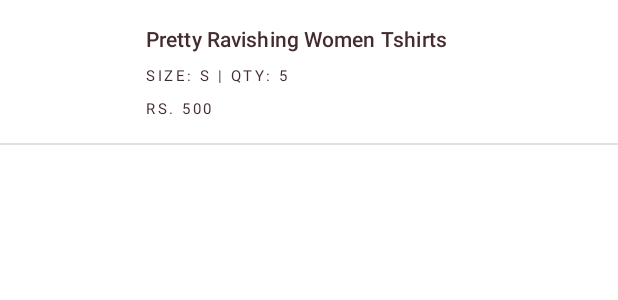
After one commit to zaidyahya/NewApp, an Android app: the layout item_order_item.xml on its own in the app's theme, with its tools: preview values and no code run, on a phone screen of 412 x 824 dp. The commit adds this screen. Shown: the top 300 px of the screen. Run offline under Robolectric (Android 15) with nearby library versions, the phone set to English and light mode, and no system bars.

Commit message:
Order included. MyOrders + OrderDetails.

```diff
--- a/app/src/main/java/com/example/theapp/ui/checkout/ordersummary/fragment/OrderSummaryFragment.kt
+++ b/app/src/main/java/com/example/theapp/ui/checkout/ordersummary/fragment/OrderSummaryFragment.kt
@@ -26,7 +26,7 @@ import com.example.theapp.ui.checkout.shoppingcart.viewmodel.ShoppingCartViewMod
 class OrderSummaryFragment : Fragment(R.layout.fragment_order_summary), ShoppingCartItemNewAdapter.OnItemClickListener,
 ModifyProductBottomDialog.OnItemClickListener, ModifyCashToCollectDialog.OnItemClickListener {
 
-    private val viewModel: ShoppingCartViewModel by activityViewModels()
+    private val viewModel: ShoppingCartViewModel by activityViewModels() // Because it's activityViewModels, @AndroidEntryPoint injection not needed i.e. it doesn't crash, not theoretically
 
     private var _binding: FragmentOrderSummaryBinding? = null
     private val binding get() = _binding!!
--- a/app/src/main/java/com/example/theapp/ui/checkout/pickaddress/fragment/PickAddressFragment.kt
+++ b/app/src/main/java/com/example/theapp/ui/checkout/pickaddress/fragment/PickAddressFragment.kt
@@ -7,6 +7,7 @@ import android.view.MenuInflater
 import android.view.View
 import androidx.fragment.app.Fragment
 import androidx.fragment.app.activityViewModels
+import androidx.fragment.app.viewModels
 import androidx.navigation.fragment.findNavController
 import com.example.theapp.R
 import com.example.theapp.databinding.FragmentPickAddressBinding
@@ -22,7 +23,7 @@ import dagger.hilt.android.AndroidEntryPoint
 class PickAddressFragment : Fragment(R.layout.fragment_pick_address), AddressItemAdapterNew.OnItemClickListener {
 
     private val cartViewModel: ShoppingCartViewModel by activityViewModels()
-    private val viewModel: PickAddressViewModel by activityViewModels()
+    private val viewModel: PickAddressViewModel by viewModels()
 
     private var _binding: FragmentPickAddressBinding? = null
     private val binding get() = _binding!!
--- a/app/src/main/java/com/example/theapp/ui/checkout/shoppingcart/viewmodel/ShoppingCartViewModel.kt
+++ b/app/src/main/java/com/example/theapp/ui/checkout/shoppingcart/viewmodel/ShoppingCartViewModel.kt
@@ -16,7 +16,7 @@ class ShoppingCartViewModel @Inject constructor(
 
 
     var order: LiveData<Order> = orderRepository.getOrder()
-    val shoppingCart: MutableLiveData<ShoppingCart> = shoppingCartRepository.getShoppingCart().asLiveData() as MutableLiveData<ShoppingCart>
+    val shoppingCart: LiveData<ShoppingCart> = shoppingCartRepository.getShoppingCart().asLiveData()
 
     lateinit var selectedCartItem: ShoppingCartItemWithDetails
     val selectedCartItemProductVariants = MutableLiveData<List<ProductVariant>>()
--- a/app/src/main/res/layout/fragment_my_orders.xml
+++ b/app/src/main/res/layout/fragment_my_orders.xml
@@ -102,7 +102,7 @@
                 app:layout_constraintTop_toBottomOf="@id/mo_divider_horizontal_0"
                 app:layout_constraintStart_toStartOf="parent"
                 app:layout_constraintEnd_toEndOf="parent"
-                tools:listitem="@layout/item_order"
+                tools:listitem="@layout/item_order_summarized"
                 tools:itemCount="3" />
 
         </androidx.constraintlayout.widget.ConstraintLayout>
--- /dev/null
+++ b/app/src/main/res/layout/item_order_item.xml
@@ -0,0 +1,106 @@
+<?xml version="1.0" encoding="utf-8"?>
+<androidx.constraintlayout.widget.ConstraintLayout xmlns:android="http://schemas.android.com/apk/res/android"
+    xmlns:app="http://schemas.android.com/apk/res-auto"
+    xmlns:tools="http://schemas.android.com/tools"
+    android:layout_width="match_parent"
+    android:layout_height="wrap_content">
+
+    <androidx.constraintlayout.widget.Guideline
+        android:id="@+id/guideline_top"
+        android:layout_width="wrap_content"
+        android:layout_height="wrap_content"
+        android:orientation="horizontal"
+        app:layout_constraintGuide_begin="16dp" />
+
+    <androidx.constraintlayout.widget.Guideline
+        android:id="@+id/guideline_left"
+        android:layout_width="wrap_content"
+        android:layout_height="wrap_content"
+        android:orientation="vertical"
+        app:layout_constraintGuide_begin="16dp" />
+
+    <androidx.constraintlayout.widget.Guideline
+        android:id="@+id/guideline_right"
+        android:layout_width="wrap_content"
+        android:layout_height="wrap_content"
+        android:orientation="vertical"
+        app:layout_constraintGuide_end="16dp" />
+
+
+    <ImageView
+        android:id="@+id/image_view_product"
+        android:layout_width="0dp"
+        android:layout_height="65dp"
+        app:layout_constraintDimensionRatio="w,1:1"
+        app:layout_constraintTop_toTopOf="@id/guideline_top"
+        app:layout_constraintEnd_toStartOf="@id/text_view_name"
+        app:layout_constraintStart_toStartOf="@id/guideline_left"
+        android:layout_marginTop="@dimen/margin_extra_small" />
+
+    <TextView
+        android:id="@+id/text_view_name"
+        android:layout_width="0dp"
+        android:layout_height="wrap_content"
+        android:text="Pretty Ravishing Women Tshirts"
+        app:layout_constraintTop_toTopOf="@id/guideline_top"
+        app:layout_constraintStart_toEndOf="@id/image_view_product"
+        android:paddingStart="@dimen/margin_medium"
+        android:textAppearance="?attr/textAppearanceSubtitle2"/>
+
+    <View
+        android:id="@+id/margin_horizontal_0"
+        android:layout_width="0dp"
+        android:layout_height="@dimen/margin_small"
+        app:layout_constraintEnd_toEndOf="@id/guideline_right"
+        app:layout_constraintStart_toEndOf="@id/image_view_product"
+        app:layout_constraintTop_toBottomOf="@id/text_view_name"
+        android:background="@color/transparent_divider" />
+
+    <TextView
+        android:id="@+id/text_view_size"
+        android:layout_width="wrap_content"
+        android:layout_height="wrap_content"
+        tools:text="Size: S | Qty: 5"
+        app:layout_constraintStart_toEndOf="@id/image_view_product"
+        app:layout_constraintTop_toBottomOf="@id/margin_horizontal_0"
+        android:paddingStart="@dimen/margin_medium"
+        android:textAppearance="?attr/textAppearanceOverline" />
+
+    <View
+        android:id="@+id/margin_horizontal_1"
+        android:layout_width="0dp"
+        android:layout_height="@dimen/margin_small"
+        app:layout_constraintEnd_toEndOf="@id/guideline_right"
+        app:layout_constraintStart_toEndOf="@id/image_view_product"
+        app:layout_constraintTop_toBottomOf="@id/text_view_size"
+        android:background="@color/transparent_divider" />
+
+    <TextView
+        android:id="@+id/text_view_price"
+        android:layout_width="wrap_content"
+        android:layout_height="wrap_content"
+        android:text="Rs. 500"
+        app:layout_constraintStart_toEndOf="@id/image_view_product"
+        app:layout_constraintTop_toBottomOf="@id/margin_horizontal_1"
+        android:paddingStart="@dimen/margin_medium"
+        android:textAppearance="?attr/textAppearanceOverline" />
+
+    <View
+        android:id="@+id/margin_horizontal_2"
+        android:layout_width="0dp"
+        android:layout_height="@dimen/margin_medium"
+        app:layout_constraintEnd_toEndOf="@id/guideline_right"
+        app:layout_constraintStart_toEndOf="@id/guideline_left"
+        app:layout_constraintTop_toBottomOf="@id/text_view_price"
+        android:background="@color/transparent_divider" />
+
+    <View
+        android:id="@+id/divider_horizontal_0"
+        android:layout_width="0dp"
+        android:layout_height="1dp"
+        app:layout_constraintStart_toStartOf="parent"
+        app:layout_constraintEnd_toEndOf="parent"
+        app:layout_constraintTop_toBottomOf="@id/margin_horizontal_2"
+        android:background="?attr/dividerHorizontal" />
+
+</androidx.constraintlayout.widget.ConstraintLayout>
--- a/app/src/main/res/navigation/nav_graph.xml
+++ b/app/src/main/res/navigation/nav_graph.xml
@@ -120,7 +120,11 @@
         android:id="@+id/orderDetailsFragment"
         android:name="com.example.theapp.ui.myorders.fragment.OrderDetailsFragment"
         android:label="fragment_order_details"
-        tools:layout="@layout/fragment_order_details" />
+        tools:layout="@layout/fragment_order_details" >
+        <argument
+            android:name="orderId"
+            app:argType="string" />
+    </fragment>
     <fragment
         android:id="@+id/orderPlacedFragment"
         android:name="com.example.theapp.ui.checkout.orderplaced.fragment.OrderPlacedFragment"
```
Also changed, not shown: app/src/main/java/com/example/theapp/database/OrderDao.kt (added, +23 -0 lines), app/src/main/java/com/example/theapp/database/UserDao.kt (+84 -0 lines), app/src/main/java/com/example/theapp/localdatasource/OrderLocalDataSource.kt (added, +21 -0 lines), app/src/main/java/com/example/theapp/model/OrderItemWithDetails.kt (added, +11 -0 lines), app/src/main/java/com/example/theapp/model/OrderNew.kt (added, +14 -0 lines), app/src/main/java/com/example/theapp/model/OrderSummary.kt (added, +9 -0 lines), app/src/main/java/com/example/theapp/repository/OrderNewRepository.kt (added, +106 -0 lines), app/src/main/java/com/example/theapp/ui/myorders/adapter/OrderSummarizedAdapter.kt (added, +65 -0 lines), app/src/main/java/com/example/theapp/ui/myorders/fragment/MyOrdersFragment.kt (+16 -7 lines), app/src/main/java/com/example/theapp/ui/myorders/fragment/OrderDetailsFragment.kt (+40 -7 lines), app/src/main/java/com/example/theapp/ui/myorders/viewmodel/OrderViewModel.kt (added, +27 -0 lines), app/src/main/res/layout/fragment_order_details.xml (+43 -7 lines), app/src/main/res/layout/item_order_summarized.xml (renamed from app/src/main/res/layout/item_order.xml), 1 other file.
